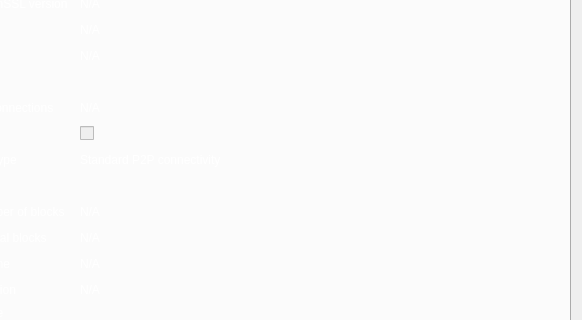
Qt form src/qt/forms/rpcconsole.ui (stubma/xbcwalletsource) before a commit; both pictures show x 92 to 674 and y 124 to 444 of the 674 by 611 pixel window.
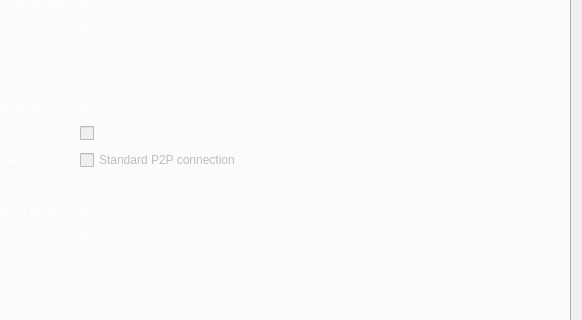
The same form after that commit. Icons and pictures are not drawn.

Commit message: RPC console UI

```diff
--- a/src/qt/forms/rpcconsole.ui
+++ b/src/qt/forms/rpcconsole.ui
@@ -683,9 +683,12 @@
         </spacer>
        </item>
        <item row="9" column="1">
-        <widget class="QLabel" name="isTorProxy">
+        <widget class="QCheckBox" name="isTorProxy">
+         <property name="enabled">
+          <bool>false</bool>
+         </property>
          <property name="text">
-          <string>Standard P2P connectivity</string>
+          <string>Standard P2P connection</string>
          </property>
         </widget>
        </item>
```
